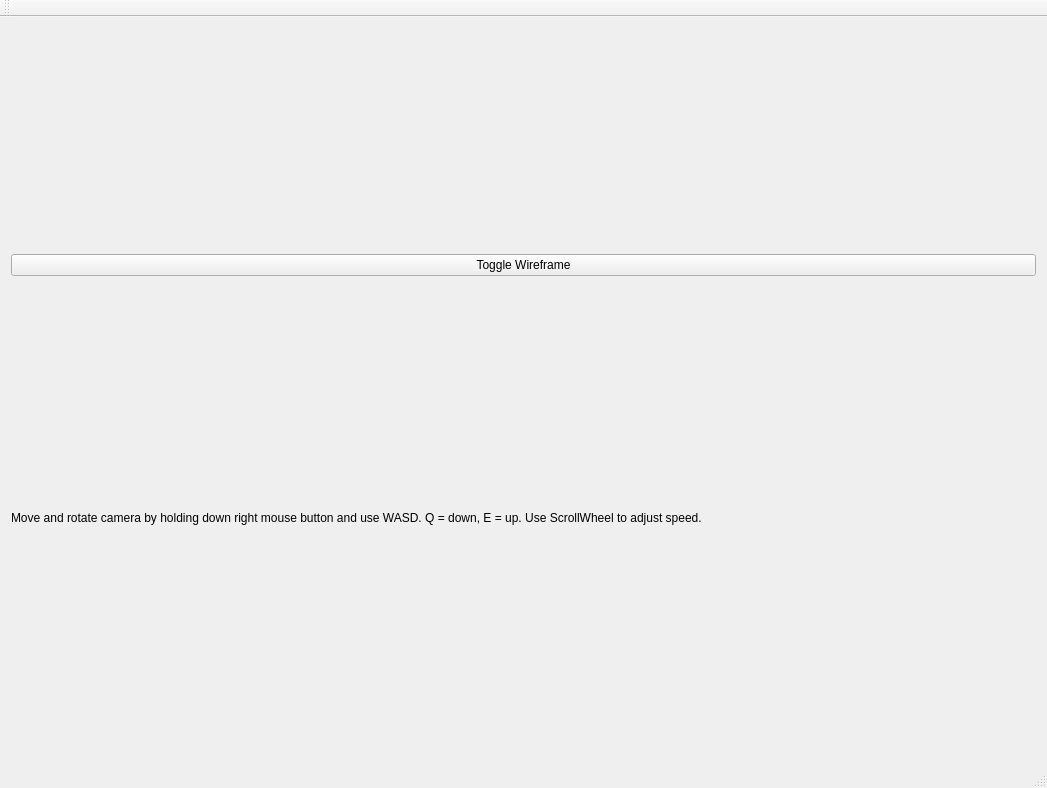
Before: the Qt Designer form mainwindow.ui in FredrikEik/Game_Engine_Architecture, drawn with Qt 5.
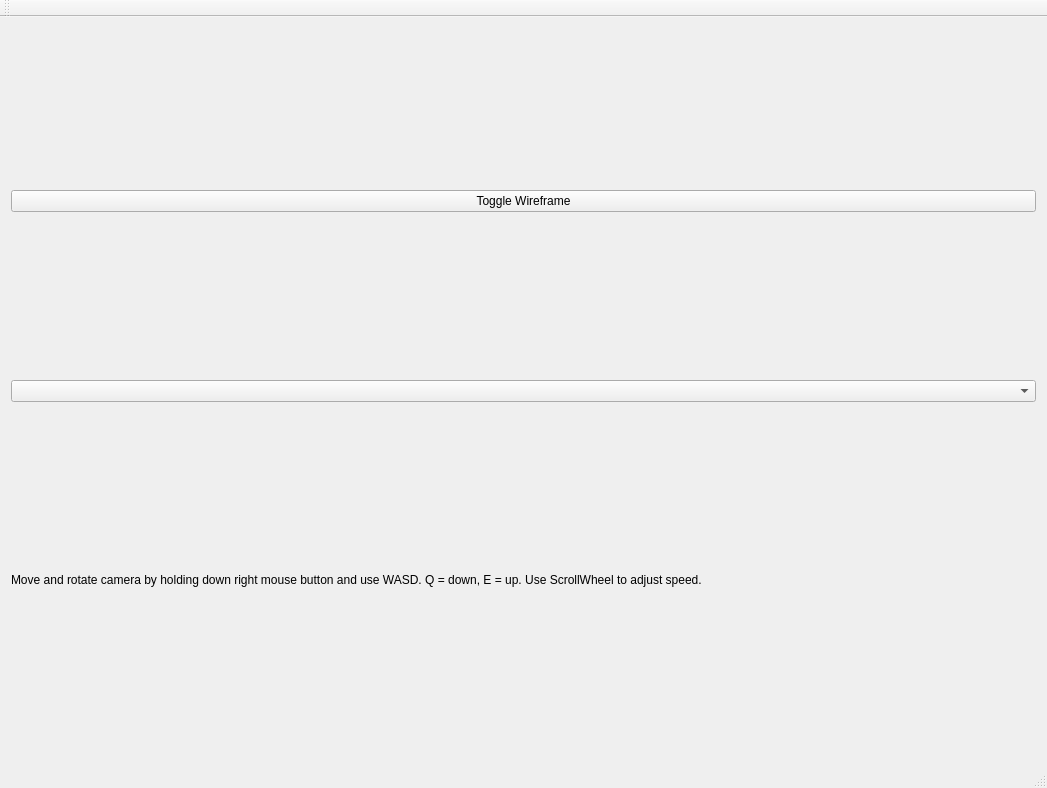
After: the same form once the commit is applied.

```diff
--- a/mainwindow.ui
+++ b/mainwindow.ui
@@ -20,11 +20,20 @@
       <property name="text">
        <string>Toggle Wireframe</string>
       </property>
+      <property name="iconSize">
+       <size>
+        <width>16</width>
+        <height>16</height>
+       </size>
+      </property>
       <property name="checkable">
        <bool>true</bool>
       </property>
      </widget>
     </item>
+    <item>
+     <widget class="QComboBox" name="comboBox"/>
+    </item>
     <item>
      <widget class="QLabel" name="label">
       <property name="sizePolicy">
```
Left out of the diff: 2 changed lines with no effect on the pictures.
